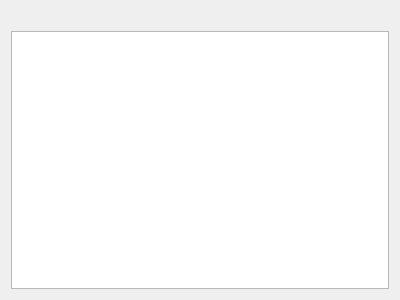
Before: the Qt Designer form forms/CPuzzleWidget.ui in Texas-C/Chromatic-cute, drawn with Qt 5.
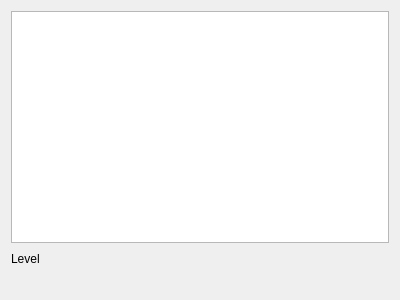
After: the same form once the commit is applied.

Patch:
```diff
--- a/forms/CPuzzleWidget.ui
+++ b/forms/CPuzzleWidget.ui
@@ -20,7 +20,14 @@
    <string>Form</string>
   </property>
   <layout class="QGridLayout" name="gridLayout">
-   <item row="1" column="0">
+   <item row="3" column="0" colspan="3">
+    <widget class="QLabel" name="m_puzzle_name_label">
+     <property name="text">
+      <string/>
+     </property>
+    </widget>
+   </item>
+   <item row="1" column="0" colspan="3">
     <widget class="QGraphicsView" name="m_puzzle_view">
      <property name="verticalScrollBarPolicy">
       <enum>Qt::ScrollBarAlwaysOff</enum>
@@ -54,8 +61,28 @@
      </property>
     </widget>
    </item>
-   <item row="0" column="0">
-    <widget class="QLabel" name="m_puzzle_name_label">
+   <item row="2" column="2">
+    <spacer name="horizontalSpacer">
+     <property name="orientation">
+      <enum>Qt::Horizontal</enum>
+     </property>
+     <property name="sizeHint" stdset="0">
+      <size>
+       <width>40</width>
+       <height>20</height>
+      </size>
+     </property>
+    </spacer>
+   </item>
+   <item row="2" column="0">
+    <widget class="QLabel" name="label">
+     <property name="text">
+      <string>Level</string>
+     </property>
+    </widget>
+   </item>
+   <item row="2" column="1">
+    <widget class="QLabel" name="m_level_label">
      <property name="text">
       <string/>
      </property>
```
